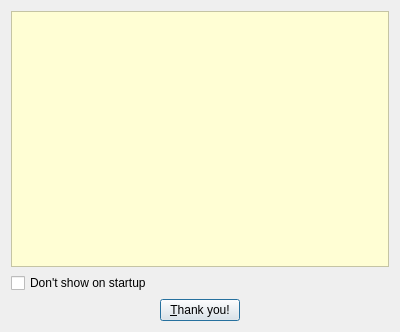
This is vlc-record/forms/caboutdialog.ui in code-google-com/vlc-record as Qt 5 draws it before an edit. The edited form follows.
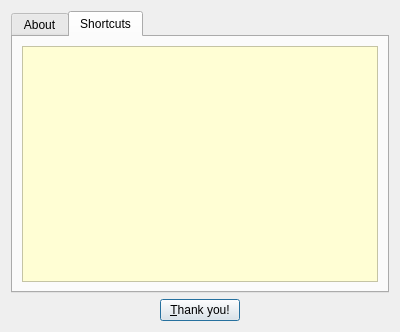
This is the edited form. The open tabs and pages were chosen to show the change. Icons and pictures are not drawn.

Commit message: - add shortcut info to about dialog - add module to record MPEG2 video for PAL DVD

```diff
--- a/vlc-record/forms/caboutdialog.ui
+++ b/vlc-record/forms/caboutdialog.ui
@@ -22,6 +22,16 @@
   </property>
   <layout class="QVBoxLayout" name="verticalLayout">
    <item>
+    <widget class="QTabWidget" name="tabWidget">
+     <property name="currentIndex">
+      <number>0</number>
+     </property>
+     <widget class="QWidget" name="tabAbout">
+      <attribute name="title">
+       <string>About</string>
+      </attribute>
+      <layout class="QVBoxLayout" name="verticalLayout_2">
+       <item>
     <widget class="QTextBrowser" name="textBrowser">
      <property name="enabled">
       <bool>true</bool>
@@ -50,6 +60,41 @@
      <property name="text">
       <string>Don't show on startup</string>
      </property>
+        </widget>
+       </item>
+      </layout>
+     </widget>
+     <widget class="QWidget" name="tabShortcuts">
+      <attribute name="title">
+       <string>Shortcuts</string>
+      </attribute>
+      <layout class="QVBoxLayout" name="verticalLayout_3">
+       <item>
+        <widget class="QTextBrowser" name="textShortcuts">
+         <property name="enabled">
+          <bool>true</bool>
+         </property>
+         <property name="styleSheet">
+          <string notr="true">QTextBrowser {
+   background-color:  rgb(255, 254, 212);
+	color: #151515;
+}
+</string>
+         </property>
+         <property name="html">
+          <string>&lt;!DOCTYPE HTML PUBLIC &quot;-//W3C//DTD HTML 4.0//EN&quot; &quot;http://www.w3.org/TR/REC-html40/strict.dtd&quot;&gt;
+&lt;html&gt;&lt;head&gt;&lt;meta name=&quot;qrichtext&quot; content=&quot;1&quot; /&gt;&lt;title&gt;About&lt;/title&gt;&lt;style type=&quot;text/css&quot;&gt;
+p, li { white-space: pre-wrap; }
+&lt;/style&gt;&lt;/head&gt;&lt;body style=&quot; font-family:'MS Shell Dlg 2'; font-size:8.25pt; font-weight:400; font-style:normal;&quot;&gt;
+&lt;p style=&quot;-qt-paragraph-type:empty; margin-top:0px; margin-bottom:0px; margin-left:0px; margin-right:0px; -qt-block-indent:0; text-indent:0px; font-size:8pt;&quot;&gt;&lt;/p&gt;&lt;/body&gt;&lt;/html&gt;</string>
+         </property>
+         <property name="openExternalLinks">
+          <bool>true</bool>
+         </property>
+        </widget>
+       </item>
+      </layout>
+     </widget>
     </widget>
    </item>
    <item>
```
Lines whose indentation alone changed are shown as unchanged. The commit also changes 11 other files.
